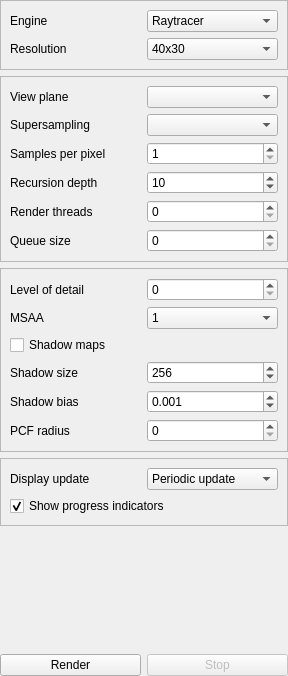
Old version of the form src/widgets/world/RenderSettingsWidget.ui in the repository tkadauke/raytracer.
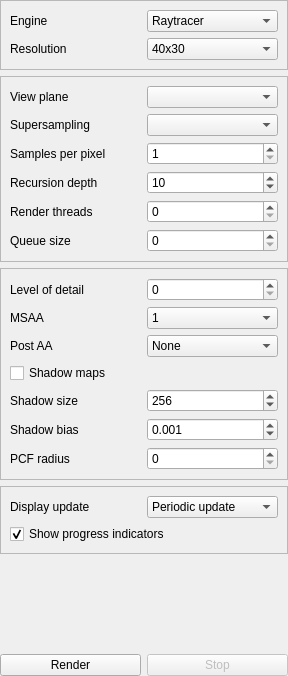
New version of the form.

The edit to the form file:
```diff
--- a/src/widgets/world/RenderSettingsWidget.ui
+++ b/src/widgets/world/RenderSettingsWidget.ui
@@ -382,7 +382,31 @@
         </item>
        </widget>
       </item>
-      <item row="2" column="0" colspan="2">
+      <item row="2" column="0">
+       <widget class="QLabel" name="label_rasterPostAA">
+        <property name="text">
+         <string>Post AA</string>
+        </property>
+       </widget>
+      </item>
+      <item row="2" column="1">
+       <widget class="QComboBox" name="rasterPostProcessAA">
+        <property name="toolTip">
+         <string>Rasterizer image-space anti-aliasing applied after rendering. FXAA is fast but can blur fine detail.</string>
+        </property>
+        <item>
+         <property name="text">
+          <string>None</string>
+         </property>
+        </item>
+        <item>
+         <property name="text">
+          <string>FXAA</string>
+         </property>
+        </item>
+       </widget>
+      </item>
+      <item row="3" column="0" colspan="2">
        <widget class="QCheckBox" name="rasterShadowMaps">
         <property name="toolTip">
          <string>Enable rasterizer directional-light shadow maps.</string>
@@ -392,14 +416,14 @@
         </property>
        </widget>
       </item>
-      <item row="3" column="0">
+      <item row="4" column="0">
        <widget class="QLabel" name="label_rasterShadowMapSize">
         <property name="text">
          <string>Shadow size</string>
         </property>
        </widget>
       </item>
-      <item row="3" column="1">
+      <item row="4" column="1">
        <widget class="QSpinBox" name="rasterShadowMapSize">
         <property name="toolTip">
          <string>Square shadow-map resolution in pixels.</string>
@@ -415,14 +439,14 @@
         </property>
        </widget>
       </item>
-      <item row="4" column="0">
+      <item row="5" column="0">
        <widget class="QLabel" name="label_rasterShadowBias">
         <property name="text">
          <string>Shadow bias</string>
         </property>
        </widget>
       </item>
-      <item row="4" column="1">
+      <item row="5" column="1">
        <widget class="QDoubleSpinBox" name="rasterShadowBias">
         <property name="toolTip">
          <string>Depth-comparison tolerance used to reduce self-shadowing.</string>
@@ -441,14 +465,14 @@
         </property>
        </widget>
       </item>
-      <item row="5" column="0">
+      <item row="6" column="0">
        <widget class="QLabel" name="label_rasterShadowFilterRadius">
         <property name="text">
          <string>PCF radius</string>
         </property>
        </widget>
       </item>
-      <item row="5" column="1">
+      <item row="6" column="1">
        <widget class="QSpinBox" name="rasterShadowFilterRadius">
         <property name="toolTip">
          <string>Percentage-closer filtering radius in shadow-map texels. 0 keeps hard shadows.</string>
```
